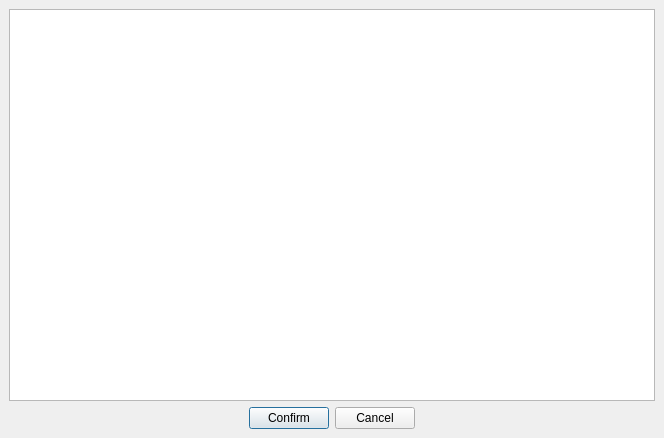
This is editor/echo/Editor/UI/ChooseDialog/SlotChooseDialog/SlotChooseDialog.ui in timi-liuliang/echo as Qt 5 draws it before an edit. The edited form follows.
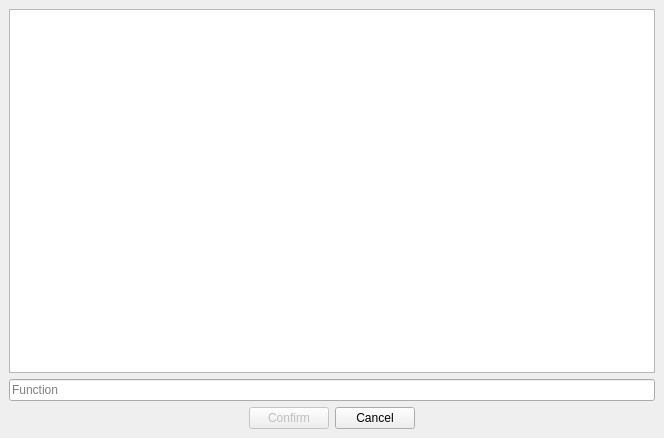
This is the edited form.

The edit to the form file:
```diff
--- a/editor/echo/Editor/UI/ChooseDialog/SlotChooseDialog/SlotChooseDialog.ui
+++ b/editor/echo/Editor/UI/ChooseDialog/SlotChooseDialog/SlotChooseDialog.ui
@@ -38,6 +38,16 @@
      </column>
     </widget>
    </item>
+   <item>
+    <widget class="QLineEdit" name="m_functionNameLineEdit">
+     <property name="inputMask">
+      <string/>
+     </property>
+     <property name="placeholderText">
+      <string>Function</string>
+     </property>
+    </widget>
+   </item>
    <item>
     <layout class="QHBoxLayout" name="horizontalLayout">
      <item>
@@ -55,6 +65,9 @@
      </item>
      <item>
       <widget class="QPushButton" name="m_ok">
+       <property name="enabled">
+        <bool>false</bool>
+       </property>
        <property name="text">
         <string>Confirm</string>
        </property>
```
